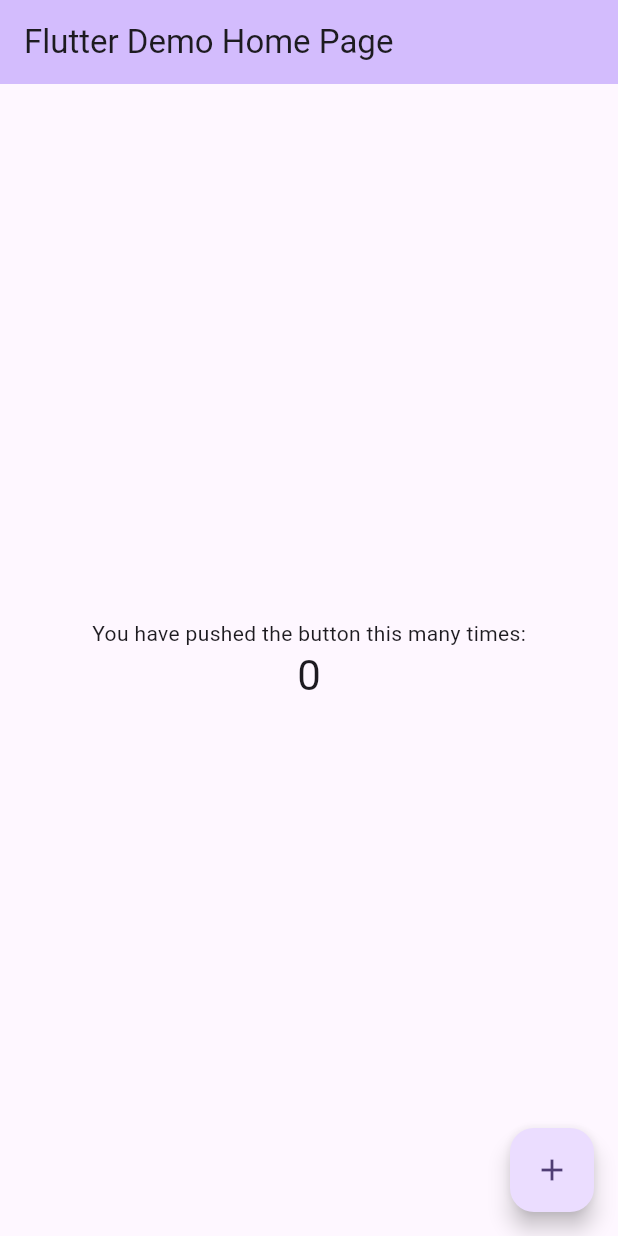
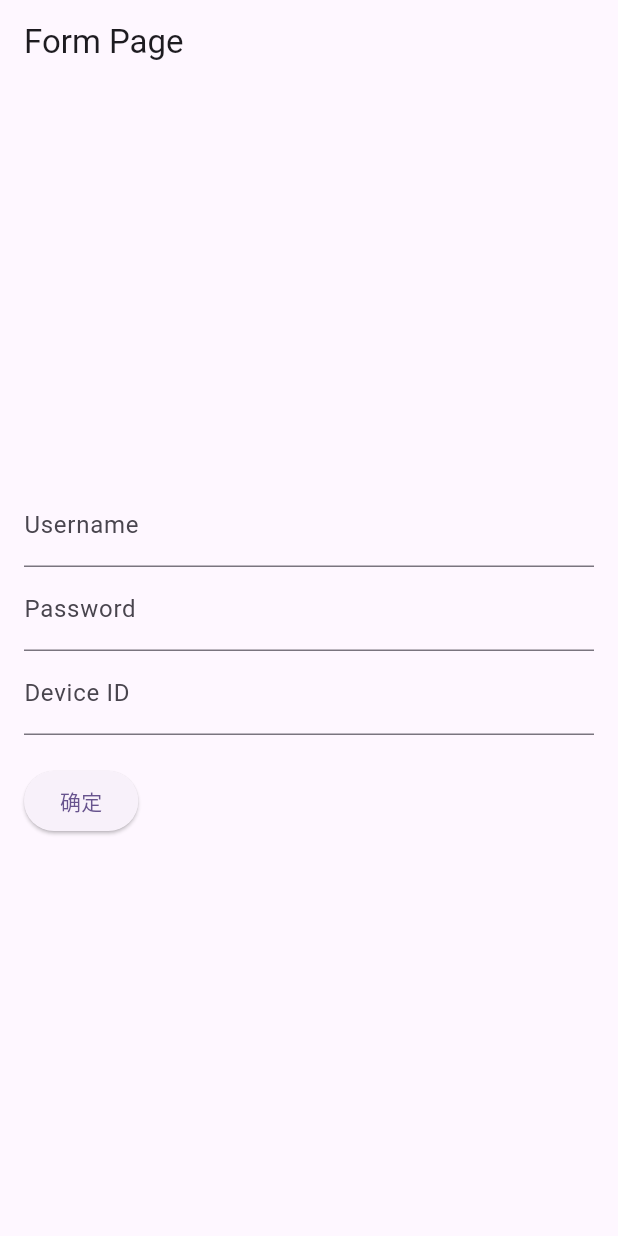
Before and after one commit to EveElseIf/album_sync, a Flutter app: the screen it shows after launch, on a phone screen of 412 x 824 dp. Run offline on Flutter 3.47's test engine with Material 3 defaults, Android fonts, the phone set to English and light mode, and no system bars; our stand-ins replace cookie_jar, dio, dio_cookie_manager, drift, drift_flutter, equatable; accounts and stored records are empty; generated files the repository leaves out were written again.

Commit message:
add login page and db storage

```diff
--- a/apps/album_sync_app/analysis_options.yaml
+++ b/apps/album_sync_app/analysis_options.yaml
@@ -26,3 +26,6 @@ linter:
 
 # Additional information about this file can be found at
 # https://dart.dev/guides/language/analysis-options
+
+analyzer:
+  plugins:
--- /dev/null
+++ b/apps/album_sync_app/lib/database.dart
@@ -0,0 +1,31 @@
+import 'package:drift/drift.dart';
+import 'package:drift_flutter/drift_flutter.dart';
+
+part 'database.g.dart';
+
+class XiaomiConfigItem extends Table {
+  IntColumn get id => integer()();
+
+  BoolColumn get ready => boolean()();
+
+  TextColumn get username => text()();
+
+  TextColumn get password => text()();
+
+  TextColumn get deviceId => text()();
+
+  @override
+  Set<Column<Object>>? get primaryKey => {id};
+}
+
+@DriftDatabase(tables: [XiaomiConfigItem])
+class AppDatabase extends _$AppDatabase {
+  AppDatabase() : super(_openConnection());
+
+  @override
+  int get schemaVersion => 1;
+
+  static QueryExecutor _openConnection() {
+    return driftDatabase(name: "album_sync_db");
+  }
+}
--- a/apps/album_sync_app/lib/main.dart
+++ b/apps/album_sync_app/lib/main.dart
@@ -1,3 +1,4 @@
+import 'package:album_sync_app/pages/image_grid_page.dart';
 import 'package:flutter/material.dart';
 
 void main() {
@@ -31,95 +32,7 @@ class MyApp extends StatelessWidget {
         colorScheme: ColorScheme.fromSeed(seedColor: Colors.deepPurple),
         useMaterial3: true,
       ),
-      home: const MyHomePage(title: 'Flutter Demo Home Page'),
+      home: const ImageGridPage(),
     );
   }
 }
-
-class MyHomePage extends StatefulWidget {
-  const MyHomePage({super.key, required this.title});
-
-  // This widget is the home page of your application. It is stateful, meaning
-  // that it has a State object (defined below) that contains fields that affect
-  // how it looks.
-
-  // This class is the configuration for the state. It holds the values (in this
-  // case the title) provided by the parent (in this case the App widget) and
-  // used by the build method of the State. Fields in a Widget subclass are
-  // always marked "final".
-
-  final String title;
-
-  @override
-  State<MyHomePage> createState() => _MyHomePageState();
-}
-
-class _MyHomePageState extends State<MyHomePage> {
-  int _counter = 0;
-
-  void _incrementCounter() {
-    setState(() {
-      // This call to setState tells the Flutter framework that something has
-      // changed in this State, which causes it to rerun the build method below
-      // so that the display can reflect the updated values. If we changed
-      // _counter without calling setState(), then the build method would not be
-      // called again, and so nothing would appear to happen.
-      _counter++;
-    });
-  }
-
-  @override
-  Widget build(BuildContext context) {
-    // This method is rerun every time setState is called, for instance as done
-    // by the _incrementCounter method above.
-    //
-    // The Flutter framework has been optimized to make rerunning build methods
-    // fast, so that you can just rebuild anything that needs updating rather
-    // than having to individually change instances of widgets.
-    return Scaffold(
-      appBar: AppBar(
-        // TRY THIS: Try changing the color here to a specific color (to
-        // Colors.amber, perhaps?) and trigger a hot reload to see the AppBar
-        // change color while the other colors stay the same.
-        backgroundColor: Theme.of(context).colorScheme.inversePrimary,
-        // Here we take the value from the MyHomePage object that was created by
-        // the App.build method, and use it to set our appbar title.
-        title: Text(widget.title),
-      ),
-      body: Center(
-        // Center is a layout widget. It takes a single child and positions it
-        // in the middle of the parent.
-        child: Column(
-          // Column is also a layout widget. It takes a list of children and
-          // arranges them vertically. By default, it sizes itself to fit its
-          // children horizontally, and tries to be as tall as its parent.
-          //
-          // Column has various properties to control how it sizes itself and
-          // how it positions its children. Here we use mainAxisAlignment to
-          // center the children vertically; the main axis here is the vertical
-          // axis because Columns are vertical (the cross axis would be
-          // horizontal).
-          //
-          // TRY THIS: Invoke "debug painting" (choose the "Toggle Debug Paint"
-          // action in the IDE, or press "p" in the console), to see the
-          // wireframe for each widget.
-          mainAxisAlignment: MainAxisAlignment.center,
-          children: <Widget>[
-            const Text(
-              'You have pushed the button this many times:',
-            ),
-            Text(
-              '$_counter',
-              style: Theme.of(context).textTheme.headlineMedium,
-            ),
-          ],
-        ),
-      ),
-      floatingActionButton: FloatingActionButton(
-        onPressed: _incrementCounter,
-        tooltip: 'Increment',
-        child: const Icon(Icons.add),
-      ), // This trailing comma makes auto-formatting nicer for build methods.
-    );
-  }
-}
--- /dev/null
+++ b/apps/album_sync_app/lib/pages/xiaomi_login.dart
@@ -0,0 +1,83 @@
+import 'package:album_sync_app/database.dart';
+import 'package:album_sync_app/pages/image_grid_page.dart';
+import 'package:album_sync_common/xiaomi.dart';
+import 'package:drift/drift.dart' as d;
+import 'package:flutter/material.dart';
+
+class XiaomiLoginPage extends StatefulWidget {
+  const XiaomiLoginPage({super.key});
+
+  @override
+  State<StatefulWidget> createState() => _XiaomiLoginPageState();
+}
+
+class _XiaomiLoginPageState extends State<XiaomiLoginPage> {
+  final TextEditingController _usernameController = TextEditingController();
+  final TextEditingController _passwordController = TextEditingController();
+  final TextEditingController _deviceIdController = TextEditingController();
+
+  Future<void> _onSubmit() async {
+    String username = _usernameController.text;
+    String password = _passwordController.text;
+    String deviceId = _deviceIdController.text;
+
+    var cfg = XiaomiConfig(username, password, deviceId);
+    try {
+      var service = XiaomiAlbumService(cfg);
+      await service.init();
+      // login ok, save credentials
+      final db = AppDatabase();
+      await db.into(db.xiaomiConfigItem).insertOnConflictUpdate(
+            XiaomiConfigItemCompanion.insert(
+              id: d.Value(1),
+              ready: true,
+              username: username,
+              password: password,
+              deviceId: deviceId,
+            ),
+          );
+      service.dispose();
+      Navigator.of(context).pushReplacement(
+        MaterialPageRoute(builder: (ctx) => const ImageGridPage()),
+      );
+    } catch (ex) {
+      rethrow;
+    }
+  }
+
+  @override
+  Widget build(BuildContext context) {
+    return Scaffold(
+      appBar: AppBar(
+        title: Text('Form Page'),
+      ),
+      body: Padding(
+        padding: const EdgeInsets.all(16.0),
+        child: Column(
+          mainAxisAlignment: MainAxisAlignment.center,
+          crossAxisAlignment: CrossAxisAlignment.start,
+          children: <Widget>[
+            TextField(
+              controller: _usernameController,
+              decoration: InputDecoration(labelText: 'Username'),
+            ),
+            TextField(
+              controller: _passwordController,
+              obscureText: true,
+              decoration: InputDecoration(labelText: 'Password'),
+            ),
+            TextField(
+              controller: _deviceIdController,
+              decoration: InputDecoration(labelText: 'Device ID'),
+            ),
+            SizedBox(height: 20),
+            ElevatedButton(
+              onPressed: _onSubmit,
+              child: Text('确定'),
+            ),
+          ],
+        ),
+      ),
+    );
+  }
+}
--- a/apps/album_sync_app/pubspec.yaml
+++ b/apps/album_sync_app/pubspec.yaml
@@ -35,6 +35,8 @@ dependencies:
   # Use with the CupertinoIcons class for iOS style icons.
   cupertino_icons: ^1.0.8
   album_sync_common: ^0.0.1
+  drift: ^2.22.1
+  drift_flutter: ^0.2.2
 
 dev_dependencies:
   flutter_test:
@@ -46,6 +48,8 @@ dev_dependencies:
   # package. See that file for information about deactivating specific lint
   # rules and activating additional ones.
   flutter_lints: ^5.0.0
+  build_runner: ^2.4.13
+  drift_dev: ^2.22.1
 
 # For information on the generic Dart part of this file, see the
 # following page: https://dart.dev/tools/pub/pubspec
--- a/melos.yaml
+++ b/melos.yaml
@@ -6,6 +6,4 @@ packages:
 
 scripts:
   build:
-    packageFilters:
-      scope: "album_sync_common"
     exec: "dart run build_runner build"
--- a/packages/album_sync_common/lib/core.dart
+++ b/packages/album_sync_common/lib/core.dart
@@ -4,9 +4,20 @@ part 'core.g.dart';
 
 abstract interface class AlbumService {
   String get serviceName;
+
   Future<List<Album>> getAlbums();
+
   Future reload();
+
   Future init();
+
+  AlbumServiceStatus get status;
+}
+
+enum AlbumServiceStatus {
+  created,
+  initialized,
+  disposed,
 }
 
 @JsonSerializable()
@@ -33,8 +44,10 @@ class AlbumServiceException implements Exception {
   final String serviceName;
   final StackTrace stackTrace;
   final Object? innerException;
+
   AlbumServiceException(this.message, this.serviceName, this.stackTrace,
       {this.innerException});
+
   @override
   String toString() =>
       "$serviceName: $message\nStack trace: $stackTrace\nInner Exception: $innerException";
--- a/packages/album_sync_common/lib/xiaomi.dart
+++ b/packages/album_sync_common/lib/xiaomi.dart
@@ -12,13 +12,16 @@ import 'package:dio_cookie_manager/dio_cookie_manager.dart';
 
 class XiaomiConfig {
   final String username, password, deviceId;
+
   XiaomiConfig(this.username, this.password, this.deviceId);
 }
 
 class XiaomiAlbumService implements AlbumService {
   final _XiaomiConnector _connector;
+
   Dio get dio => _connector.dio;
   final Cookies? cookies;
+  AlbumServiceStatus _status = AlbumServiceStatus.created;
 
   XiaomiAlbumService(
     XiaomiConfig config, {
@@ -30,6 +33,7 @@ class XiaomiAlbumService implements AlbumService {
 
   void dispose() {
     _connector.dispose();
+    _status = AlbumServiceStatus.disposed;
   }
 
   Future<Cookies> saveCookies() async {
@@ -62,6 +66,7 @@ class XiaomiAlbumService implements AlbumService {
     } else {
       await reload();
     }
+    _status = AlbumServiceStatus.initialized;
   }
 
   @override
@@ -103,6 +108,9 @@ class XiaomiAlbumService implements AlbumService {
 
   @override
   String get serviceName => "XIAOMI";
+
+  @override
+  AlbumServiceStatus get status => _status;
 }
 
 class _XiaomiConnector {
```
Also changed, not shown: apps/album_sync_app/lib/pages/image_grid_page.dart (added, +113 -0 lines), pubspec.yaml (+7 -0 lines), apps/album_sync_app/lib/database.g.dart (added), apps/album_sync_app/pubspec.lock, packages/album_sync_common/lib/core.g.dart, pubspec.lock, 5 other files.
